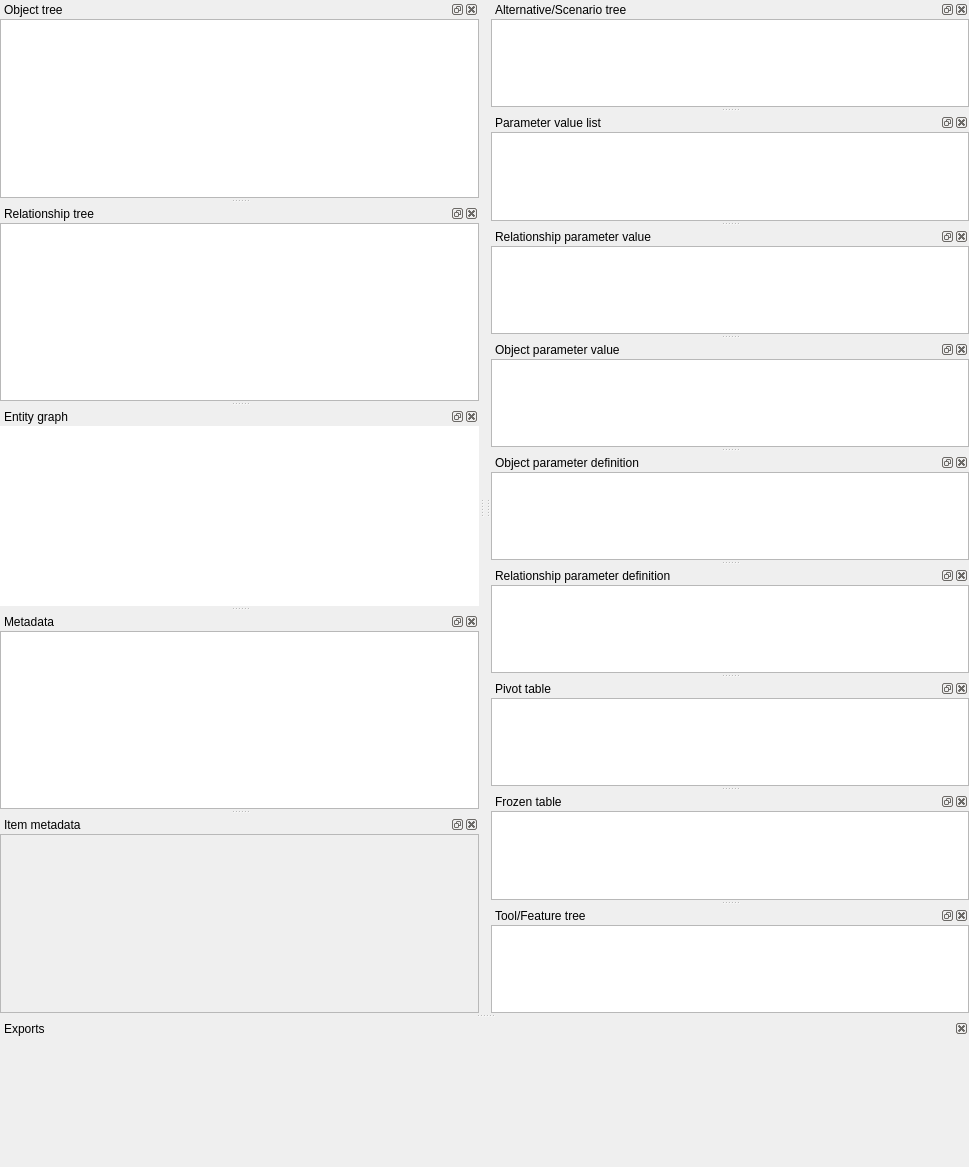
spine-tools/Spine-Toolbox, file spinetoolbox/spine_db_editor/ui/spine_db_editor_window.ui: the form before one commit.
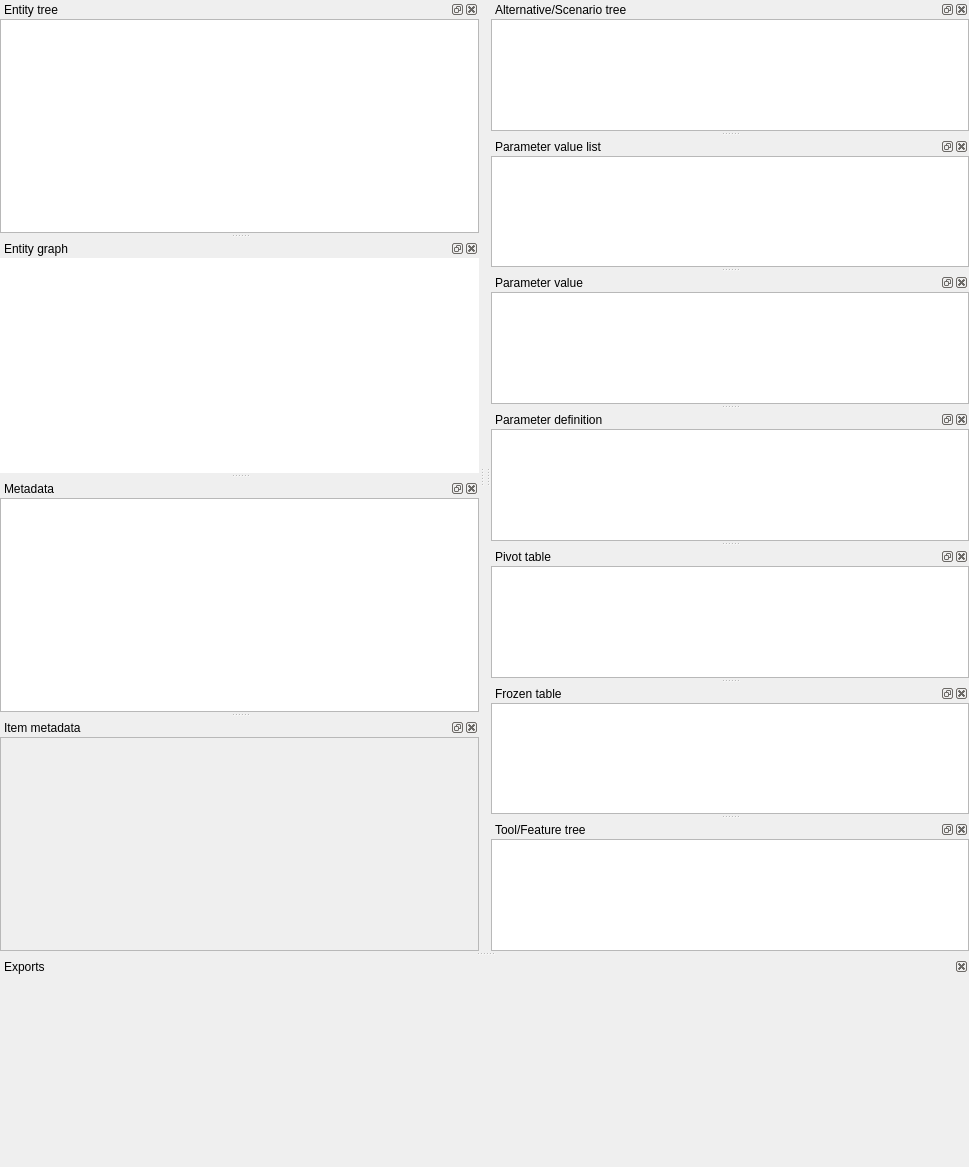
The form after the commit. Icons and pictures are not drawn. Custom widgets are drawn as their Qt base class.

Commit message: Merge object and relationship tree and parameter tables, break things

What changed in the file:
```diff
--- a/spinetoolbox/spine_db_editor/ui/spine_db_editor_window.ui
+++ b/spinetoolbox/spine_db_editor/ui/spine_db_editor_window.ui
@@ -155,9 +155,9 @@
     </layout>
    </widget>
   </widget>
-  <widget class="QDockWidget" name="dockWidget_relationship_parameter_value">
+  <widget class="QDockWidget" name="dockWidget_parameter_value">
    <property name="windowTitle">
-    <string>Relationship parameter value</string>
+    <string>Parameter value</string>
    </property>
    <attribute name="dockWidgetArea">
     <number>2</number>
@@ -180,7 +180,7 @@
       <number>0</number>
      </property>
      <item>
-      <widget class="RelationshipParameterValueTableView" name="tableView_relationship_parameter_value">
+      <widget class="ParameterValueTableView" name="tableView_parameter_value">
        <property name="sizePolicy">
         <sizepolicy hsizetype="Expanding" vsizetype="Expanding">
          <horstretch>2</horstretch>
@@ -228,160 +228,9 @@
     </layout>
    </widget>
   </widget>
-  <widget class="QDockWidget" name="dockWidget_object_parameter_value">
+  <widget class="QDockWidget" name="dockWidget_parameter_definition">
    <property name="windowTitle">
-    <string>Object parameter value</string>
-   </property>
-   <attribute name="dockWidgetArea">
-    <number>2</number>
-   </attribute>
-   <widget class="QWidget" name="dockWidgetContents_3">
-    <layout class="QVBoxLayout" name="verticalLayout_3">
-     <property name="spacing">
-      <number>0</number>
-     </property>
-     <property name="leftMargin">
-      <number>0</number>
-     </property>
-     <property name="topMargin">
-      <number>0</number>
-     </property>
-     <property name="rightMargin">
-      <number>0</number>
-     </property>
-     <property name="bottomMargin">
-      <number>0</number>
-     </property>
-     <item>
-      <widget class="ObjectParameterValueTableView" name="tableView_object_parameter_value">
-       <property name="sizePolicy">
-        <sizepolicy hsizetype="Expanding" vsizetype="Expanding">
-         <horstretch>2</horstretch>
-         <verstretch>0</verstretch>
-        </sizepolicy>
-       </property>
-       <property name="font">
-        <font>
-         <bold>false</bold>
-        </font>
-       </property>
-       <property name="mouseTracking">
-        <bool>true</bool>
-       </property>
-       <property name="contextMenuPolicy">
-        <enum>Qt::DefaultContextMenu</enum>
-       </property>
-       <property name="accessibleName">
-        <string>object parameter value</string>
-       </property>
-       <property name="layoutDirection">
-        <enum>Qt::LeftToRight</enum>
-       </property>
-       <property name="tabKeyNavigation">
-        <bool>false</bool>
-       </property>
-       <property name="selectionBehavior">
-        <enum>QAbstractItemView::SelectItems</enum>
-       </property>
-       <property name="sortingEnabled">
-        <bool>false</bool>
-       </property>
-       <property name="wordWrap">
-        <bool>false</bool>
-       </property>
-       <attribute name="horizontalHeaderHighlightSections">
-        <bool>false</bool>
-       </attribute>
-       <attribute name="horizontalHeaderStretchLastSection">
-        <bool>true</bool>
-       </attribute>
-       <attribute name="verticalHeaderVisible">
-        <bool>false</bool>
-       </attribute>
-       <attribute name="verticalHeaderHighlightSections">
-        <bool>false</bool>
-       </attribute>
-      </widget>
-     </item>
-    </layout>
-   </widget>
-  </widget>
-  <widget class="QDockWidget" name="dockWidget_object_parameter_definition">
-   <property name="windowTitle">
-    <string>Object parameter definition</string>
-   </property>
-   <attribute name="dockWidgetArea">
-    <number>2</number>
-   </attribute>
-   <widget class="QWidget" name="dockWidgetContents_4">
-    <layout class="QVBoxLayout" name="verticalLayout_8">
-     <property name="spacing">
-      <number>0</number>
-     </property>
-     <property name="leftMargin">
-      <number>0</number>
-     </property>
-     <property name="topMargin">
-      <number>0</number>
-     </property>
-     <property name="rightMargin">
-      <number>0</number>
-     </property>
-     <property name="bottomMargin">
-      <number>0</number>
-     </property>
-     <item>
-      <widget class="ObjectParameterDefinitionTableView" name="tableView_object_parameter_definition">
-       <property name="sizePolicy">
-        <sizepolicy hsizetype="Expanding" vsizetype="Expanding">
-         <horstretch>2</horstretch>
-         <verstretch>0</verstretch>
-        </sizepolicy>
-       </property>
-       <property name="contextMenuPolicy">
-        <enum>Qt::DefaultContextMenu</enum>
-       </property>
-       <property name="accessibleName">
-        <string>object parameter definition</string>
-       </property>
-       <property name="layoutDirection">
-        <enum>Qt::LeftToRight</enum>
-       </property>
-       <property name="tabKeyNavigation">
-        <bool>false</bool>
-       </property>
-       <property name="selectionBehavior">
-        <enum>QAbstractItemView::SelectItems</enum>
-       </property>
-       <property name="sortingEnabled">
-        <bool>false</bool>
-       </property>
-       <property name="wordWrap">
-        <bool>false</bool>
-       </property>
-       <attribute name="horizontalHeaderHighlightSections">
-        <bool>false</bool>
-       </attribute>
-       <attribute name="horizontalHeaderShowSortIndicator" stdset="0">
-        <bool>false</bool>
-       </attribute>
-       <attribute name="horizontalHeaderStretchLastSection">
-        <bool>true</bool>
-       </attribute>
-       <attribute name="verticalHeaderVisible">
-        <bool>false</bool>
-       </attribute>
-       <attribute name="verticalHeaderHighlightSections">
-        <bool>false</bool>
-       </attribute>
-      </widget>
-     </item>
-    </layout>
-   </widget>
-  </widget>
-  <widget class="QDockWidget" name="dockWidget_relationship_parameter_definition">
-   <property name="windowTitle">
-    <string>Relationship parameter definition</string>
+    <string>Parameter definition</string>
    </property>
    <attribute name="dockWidgetArea">
     <number>2</number>
@@ -404,7 +253,7 @@
       <number>0</number>
      </property>
      <item>
-      <widget class="RelationshipParameterDefinitionTableView" name="tableView_relationship_parameter_definition">
+      <widget class="ParameterDefinitionTableView" name="tableView_parameter_definition">
        <property name="sizePolicy">
         <sizepolicy hsizetype="Expanding" vsizetype="Expanding">
          <horstretch>2</horstretch>
@@ -449,15 +298,15 @@
     </layout>
    </widget>
   </widget>
-  <widget class="QDockWidget" name="dockWidget_object_tree">
+  <widget class="QDockWidget" name="dockWidget_entity_tree">
    <property name="features">
-    <set>QDockWidget::DockWidgetClosable|QDockWidget::DockWidgetFloatable|QDockWidget::DockWidgetMovable</set>
+    <set>QDockWidget::AllDockWidgetFeatures</set>
    </property>
    <property name="allowedAreas">
     <set>Qt::AllDockWidgetAreas</set>
    </property>
    <property name="windowTitle">
-    <string>Object tree</string>
+    <string>Entity tree</string>
    </property>
    <attribute name="dockWidgetArea">
     <number>1</number>
@@ -480,7 +329,7 @@
       <number>0</number>
      </property>
      <item>
-      <widget class="ObjectTreeView" name="treeView_object">
+      <widget class="EntityTreeView" name="treeView_entity">
        <property name="sizePolicy">
         <sizepolicy hsizetype="Expanding" vsizetype="Expanding">
          <horstretch>1</horstretch>
@@ -516,64 +365,6 @@
     </layout>
    </widget>
   </widget>
-  <widget class="QDockWidget" name="dockWidget_relationship_tree">
-   <property name="allowedAreas">
-    <set>Qt::AllDockWidgetAreas</set>
-   </property>
-   <property name="windowTitle">
-    <string>Relationship tree</string>
-   </property>
-   <attribute name="dockWidgetArea">
-    <number>1</number>
-   </attribute>
-   <widget class="QWidget" name="dockWidgetContents_7">
-    <layout class="QVBoxLayout" name="verticalLayout_6">
-     <property name="spacing">
-      <number>0</number>
-     </property>
-     <property name="leftMargin">
-      <number>0</number>
-     </property>
-     <property name="topMargin">
-      <number>0</number>
-     </property>
-     <property name="rightMargin">
-      <number>0</number>
-     </property>
-     <property name="bottomMargin">
-      <number>0</number>
-     </property>
-     <item>
-      <widget class="RelationshipTreeView" name="treeView_relationship">
-       <property name="contextMenuPolicy">
-        <enum>Qt::DefaultContextMenu</enum>
-       </property>
-       <property name="accessibleName">
-        <string>relationship tree</string>
-       </property>
-       <property name="editTriggers">
-        <set>QAbstractItemView::EditKeyPressed</set>
-       </property>
-       <property name="selectionMode">
-        <enum>QAbstractItemView::ExtendedSelection</enum>
-       </property>
-       <property name="selectionBehavior">
-        <enum>QAbstractItemView::SelectItems</enum>
-       </property>
-       <property name="iconSize">
-        <size>
-         <width>20</width>
-         <height>20</height>
-        </size>
-       </property>
-       <property name="uniformRowHeights">
-        <bool>true</bool>
-       </property>
-      </widget>
-     </item>
-    </layout>
-   </widget>
-  </widget>
   <widget class="QDockWidget" name="dockWidget_entity_graph">
    <property name="windowTitle">
     <string>Entity graph</string>
@@ -1160,7 +951,7 @@
    <header>spinetoolbox/spine_db_editor/widgets/custom_qgraphicsviews.h</header>
   </customwidget>
   <customwidget>
-   <class>ObjectTreeView</class>
+   <class>EntityTreeView</class>
    <extends>QTreeView</extends>
    <header>spinetoolbox/spine_db_editor/widgets/custom_qtreeview.h</header>
   </customwidget>
@@ -1174,33 +965,18 @@
    <extends>QTableView</extends>
    <header>spinetoolbox/spine_db_editor/widgets/custom_qtableview.h</header>
   </customwidget>
-  <customwidget>
-   <class>RelationshipTreeView</class>
-   <extends>QTreeView</extends>
-   <header>spinetoolbox/spine_db_editor/widgets/custom_qtreeview.h</header>
-  </customwidget>
   <customwidget>
    <class>PivotTableView</class>
    <extends>QTableView</extends>
    <header>spinetoolbox/spine_db_editor/widgets/custom_qtableview.h</header>
   </customwidget>
   <customwidget>
-   <class>ObjectParameterValueTableView</class>
+   <class>ParameterDefinitionTableView</class>
    <extends>QTableView</extends>
    <header>spinetoolbox/spine_db_editor/widgets/custom_qtableview.h</header>
   </customwidget>
   <customwidget>
-   <class>ObjectParameterDefinitionTableView</class>
-   <extends>QTableView</extends>
-   <header>spinetoolbox/spine_db_editor/widgets/custom_qtableview.h</header>
-  </customwidget>
-  <customwidget>
-   <class>RelationshipParameterDefinitionTableView</class>
-   <extends>QTableView</extends>
-   <header>spinetoolbox/spine_db_editor/widgets/custom_qtableview.h</header>
-  </customwidget>
-  <customwidget>
-   <class>RelationshipParameterValueTableView</class>
+   <class>ParameterValueTableView</class>
    <extends>QTableView</extends>
    <header>spinetoolbox/spine_db_editor/widgets/custom_qtableview.h</header>
   </customwidget>
```
The commit also changes 20 other files.
